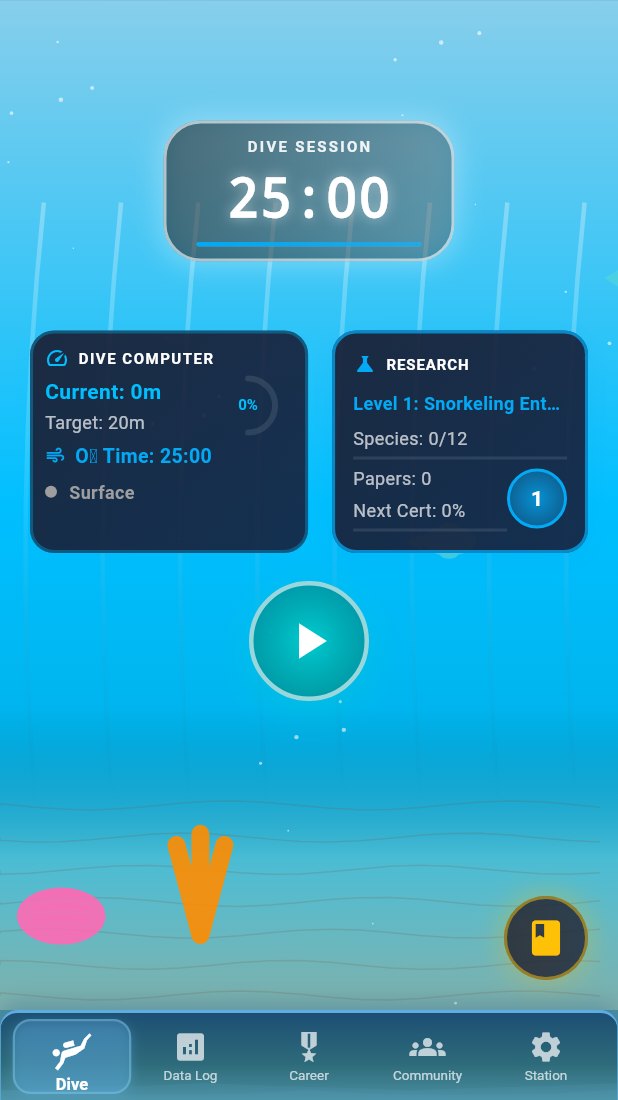
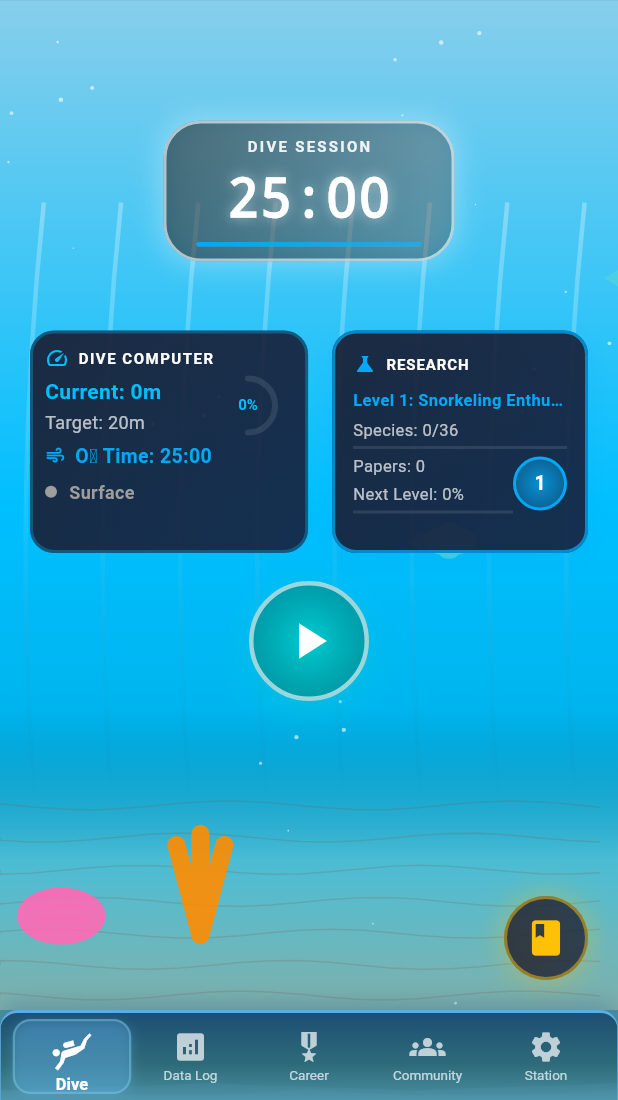
Before and after one commit to DogukanZengin/flow-pulse, a Flutter app: the screen it shows after launch, on a phone screen of 412 x 824 dp, the part 136-1236 px from its top. Run offline on Flutter 3.47's test engine with Material 3 defaults, Android fonts, the phone set to English and light mode, and no system bars; our stand-ins replace audioplayers, fl_chart, flutter_local_notifications, shared_preferences, sqflite, sqflite_common_ffi_web; missing offline and left inert: workmanager; accounts and stored records are empty.

Commit message:
🐠 Fix Creature Discovery System & UI Polish
- Fix timer completion not triggering creature discoveries
- Add automatic population of 144 species from ComprehensiveSpeciesDatabase
- Replace hardcoded species count (12) with dynamic biome calculations (36)
- Fix XP formula inconsistencies causing level progress overflow >100%
- Optimize ResearchProgressWidget layout for mobile responsiveness
- Update "Next Cert" to "Next Level" for accuracy
- Connect discoveries to gamification rewards and ocean activity logging

🤿 Generated with [Claude Code](https://claude.ai/code)

Co-Authored-By: Claude <noreply@anthropic.com>

```diff
--- a/lib/services/gamification_service.dart
+++ b/lib/services/gamification_service.dart
@@ -42,14 +42,24 @@ class GamificationService {
   int get totalSessions => _totalSessions;
   int get totalFocusTime => _totalFocusTime;
 
-  // XP calculation
-  int getXPForNextLevel() => _currentLevel * 100;
-  int getCurrentLevelXP() => _totalXP - getLevelStartXP(_currentLevel);
-  int getLevelStartXP(int level) => ((level - 1) * level * 50);
+  // XP calculation - consistent with square root level formula
+  int getXPForNextLevel() {
+    // XP needed for next level based on square root formula
+    final nextLevel = _currentLevel + 1;
+    return getXPRequiredForLevel(nextLevel) - getXPRequiredForLevel(_currentLevel);
+  }
+
+  int getCurrentLevelXP() => _totalXP - getXPRequiredForLevel(_currentLevel);
+
+  int getXPRequiredForLevel(int level) {
+    // Inverse of sqrt formula: totalXP = ((level^2) - 1) * 50
+    return ((level * level) - 1) * 50;
+  }
+
   double getLevelProgress() {
     final currentLevelXP = getCurrentLevelXP();
     final xpForNextLevel = getXPForNextLevel();
-    return currentLevelXP / xpForNextLevel;
+    return xpForNextLevel > 0 ? (currentLevelXP / xpForNextLevel).clamp(0.0, 1.0) : 0.0;
   }
 
   Future<void> initialize() async {
@@ -328,6 +338,7 @@ class GamificationReward {
   int currentStreak = 0;
   List<String> unlockedThemes = [];
   List<Achievement> unlockedAchievements = [];
+  dynamic discoveredCreature; // Can be Creature or null
 }
 
 class Achievement {
--- a/lib/widgets/full_screen_ocean_widget.dart
+++ b/lib/widgets/full_screen_ocean_widget.dart
@@ -11,6 +11,7 @@ import '../services/persistence/persistence_service.dart';
 import '../rendering/advanced_creature_renderer.dart';
 import '../rendering/biome_environment_renderer.dart';
 import '../widgets/enhanced_research_journal.dart';
+import '../data/comprehensive_species_database.dart';
 
 /// Full-screen marine biology research station and ocean environment
 /// Replaces the circular timer with an immersive underwater experience
@@ -395,7 +396,7 @@ class _FullScreenOceanWidgetState extends State<FullScreenOceanWidget>
                     // Research Progress - hidden during study sessions
                     ResearchProgressWidget(
                       speciesDiscovered: _discoveredCreatures.length,
-                      totalSpeciesInCurrentBiome: 12, // TODO: Get from aquarium data
+                      totalSpeciesInCurrentBiome: ComprehensiveSpeciesDatabase.getSpeciesForBiome(_getCurrentBiome()).length,
                       researchPapersPublished: _publishedPapersCount,
                       certificationProgress: GamificationService.instance.getLevelProgress(),
                     ),
--- a/lib/widgets/research_progress_widget.dart
+++ b/lib/widgets/research_progress_widget.dart
@@ -139,20 +139,20 @@ class _ResearchProgressWidgetState extends State<ResearchProgressWidget>
                   ],
                 ),
 
-                const SizedBox(height: 10),
+                const SizedBox(height: 8),
 
                 // Level and title
                 Text(
                   'Level $level: ${_getResearcherTitle()}',
                   style: TextStyle(
                     color: levelColor,
-                    fontSize: widgetWidth < 190 ? 12 : 13,
+                    fontSize: widgetWidth < 190 ? 11 : 12,
                     fontWeight: FontWeight.w600,
                   ),
                   overflow: TextOverflow.ellipsis,
                 ),
 
-                const SizedBox(height: 6),
+                const SizedBox(height: 4),
 
                 // Species progress
                 Row(
@@ -165,10 +165,10 @@ class _ResearchProgressWidgetState extends State<ResearchProgressWidget>
                             'Species: ${widget.speciesDiscovered}/${widget.totalSpeciesInCurrentBiome}',
                             style: const TextStyle(
                               color: Colors.white70,
-                              fontSize: 12,
+                              fontSize: 11,
                             ),
                           ),
-                          const SizedBox(height: 4),
+                          const SizedBox(height: 3),
                           LinearProgressIndicator(
                             value: speciesProgress.clamp(0.0, 1.0),
                             backgroundColor: Colors.white.withValues(alpha: 0.1),
@@ -183,7 +183,7 @@ class _ResearchProgressWidgetState extends State<ResearchProgressWidget>
                   ],
                 ),
 
-                const SizedBox(height: 4),
+                const SizedBox(height: 3),
 
                 // Papers and certification
                 Row(
@@ -196,18 +196,18 @@ class _ResearchProgressWidgetState extends State<ResearchProgressWidget>
                             'Papers: ${widget.researchPapersPublished}',
                             style: const TextStyle(
                               color: Colors.white70,
-                              fontSize: 12,
+                              fontSize: 11,
                             ),
                           ),
-                          const SizedBox(height: 4),
+                          const SizedBox(height: 3),
                           Text(
-                            'Next Cert: ${(widget.certificationProgress * 100).round()}%',
+                            'Next Level: ${(widget.certificationProgress * 100).round()}%',
                             style: const TextStyle(
                               color: Colors.white70,
-                              fontSize: 12,
+                              fontSize: 11,
                             ),
                           ),
-                          const SizedBox(height: 4),
+                          const SizedBox(height: 3),
                           LinearProgressIndicator(
                             value: widget.certificationProgress.clamp(0.0, 1.0),
                             backgroundColor: Colors.white.withValues(alpha: 0.1),
@@ -219,8 +219,8 @@ class _ResearchProgressWidgetState extends State<ResearchProgressWidget>
                     ),
                     // Level badge
                     Container(
-                      width: 40,
-                      height: 40,
+                      width: 36,
+                      height: 36,
                       decoration: BoxDecoration(
                         shape: BoxShape.circle,
                         gradient: RadialGradient(
@@ -239,7 +239,7 @@ class _ResearchProgressWidgetState extends State<ResearchProgressWidget>
                           '$level',
                           style: const TextStyle(
                             color: Colors.white,
-                            fontSize: 14,
+                            fontSize: 13,
                             fontWeight: FontWeight.bold,
                           ),
                         ),
```
Also changed, not shown: lib/controllers/timer_controller.dart (+11 -2 lines), lib/services/persistence/persistence_service.dart (+37 -0 lines), 1 other file.
